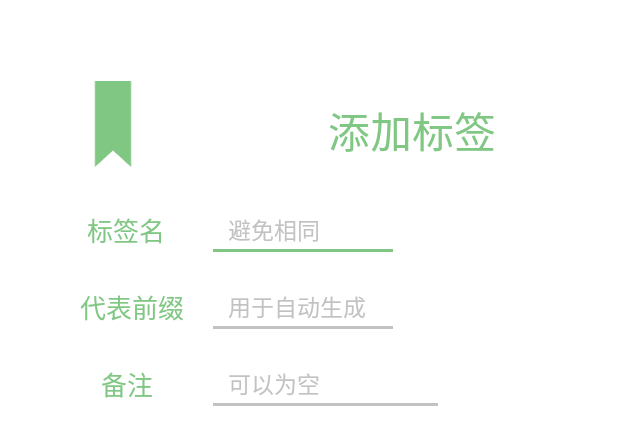
After one commit to KDL-in/ArSr, an Android app: the layout dialog_addtag.xml on its own in the app's theme, with its tools: preview values and no code run, on a phone screen of 412 x 824 dp. The commit adds this screen. Shown: the top 445 px of the screen. Run offline under Robolectric (Android 15) with nearby library versions, the phone set to English and light mode, and no system bars.

Commit message:
mainLog ing -addTag fin -upateUIData fin

```diff
--- a/app/src/main/java/com/arsr/arsr/adapter/NavigationRecyclerViewAdapter.java
+++ b/app/src/main/java/com/arsr/arsr/adapter/NavigationRecyclerViewAdapter.java
@@ -21,7 +21,6 @@ public class NavigationRecyclerViewAdapter extends RecyclerView.Adapter<Navigati
     public NavigationRecyclerViewAdapter(List<String> mData) {
         this.mData = mData;
     }
-
     @Override
     public MyViewHolder onCreateViewHolder(final ViewGroup parent, int viewType) {
         View view = LayoutInflater.from(parent.getContext()).inflate(R.layout.item_navigation_category, parent, false);
--- a/app/src/main/java/com/arsr/arsr/util/IOUtil.java
+++ b/app/src/main/java/com/arsr/arsr/util/IOUtil.java
@@ -335,6 +335,7 @@ public class IOUtil {
      * 取消最后一次微调
      */
     public static void cancelAdjustPointInTimeOf(Tag tag, Task task) {
+        if (task.getTimes()==0)return;
         int []args = getPointsInTimeOf(tag);
         int feelFlag = getAdjustRecord(task.getId());
         args[task.getTimes()-1] -= feelFlag;
--- a/app/src/main/java/com/arsr/arsr/util/ToastUtil.java
+++ b/app/src/main/java/com/arsr/arsr/util/ToastUtil.java
@@ -15,7 +15,6 @@ public class ToastUtil {
     private static Context mContext;
     static {
         mContext = MyApplication.getContext();
-
     }
     public static void makeSnackbar(View v, String doStr, final String undoStr, final OnSnackbarUndoListener listener) {
         Snackbar.make(v,doStr,Snackbar.LENGTH_LONG).setAction("Undo", new View.OnClickListener() {
@@ -27,6 +26,10 @@ public class ToastUtil {
         }).show();
     }
 
+    public static void makeToast(String s) {
+        Toast.makeText(mContext,s,Toast.LENGTH_SHORT).show();
+    }
+
     public interface OnSnackbarUndoListener{
         void run();
     }
--- /dev/null
+++ b/app/src/main/res/layout/dialog_addtag.xml
@@ -0,0 +1,163 @@
+<?xml version="1.0" encoding="utf-8"?>
+<android.support.constraint.ConstraintLayout xmlns:android="http://schemas.android.com/apk/res/android"
+    xmlns:app="http://schemas.android.com/apk/res-auto"
+    xmlns:tools="http://schemas.android.com/tools"
+    android:layout_width="match_parent"
+    android:layout_height="match_parent"
+    android:background="@color/white"
+    android:paddingBottom="33dp"
+    android:paddingTop="30dp"
+    tools:layout_editor_absoluteY="25dp">
+
+    <ImageView
+        android:id="@+id/imageView"
+        android:layout_width="60dp"
+        android:layout_height="59dp"
+        android:layout_marginEnd="8dp"
+        android:layout_marginLeft="16dp"
+        android:layout_marginStart="16dp"
+        android:layout_marginTop="24dp"
+        android:tint="@color/colorAssist"
+        app:layout_constraintEnd_toEndOf="parent"
+        app:layout_constraintHorizontal_bias="0.09"
+        app:layout_constraintLeft_toLeftOf="parent"
+        app:layout_constraintStart_toStartOf="parent"
+        app:layout_constraintTop_toTopOf="parent"
+        app:srcCompat="@drawable/bg_addtag" />
+
+    <TextView
+        android:id="@+id/textView"
+        android:layout_width="wrap_content"
+        android:layout_height="wrap_content"
+        android:layout_marginEnd="8dp"
+        android:layout_marginStart="8dp"
+        android:layout_marginTop="36dp"
+        android:text="添加标签"
+        android:textColor="@color/colorAssist"
+        android:textSize="28sp"
+        app:layout_constraintEnd_toEndOf="parent"
+        app:layout_constraintHorizontal_bias="0.51"
+        app:layout_constraintStart_toStartOf="@+id/guideline"
+        app:layout_constraintTop_toTopOf="parent" />
+
+    <EditText
+        android:id="@+id/edit_addTag_name"
+        style="@style/edit_add_dialog"
+        android:layout_width="120dp"
+        android:layout_height="wrap_content"
+        android:layout_marginStart="8dp"
+        android:layout_marginTop="16dp"
+        android:ems="10"
+        android:hint="避免相同"
+        android:inputType="text"
+        android:singleLine="true"
+        android:textSize="15sp"
+        app:layout_constraintStart_toStartOf="@+id/guideline"
+        app:layout_constraintTop_toTopOf="@+id/guideline2" />
+
+    <EditText
+        android:id="@+id/edit_addTag_prefix"
+        style="@style/edit_add_dialog"
+        android:layout_width="120dp"
+        android:layout_height="wrap_content"
+        android:layout_marginTop="17dp"
+        android:ems="10"
+        android:hint="用于自动生成"
+        android:inputType="text"
+        android:singleLine="true"
+        android:textSize="15sp"
+        app:layout_constraintEnd_toEndOf="@+id/edit_addTag_name"
+        app:layout_constraintHorizontal_bias="0.0"
+        app:layout_constraintLeft_toLeftOf="parent"
+        app:layout_constraintRight_toRightOf="parent"
+        app:layout_constraintStart_toStartOf="@+id/edit_addTag_name"
+        app:layout_constraintTop_toBottomOf="@+id/edit_addTag_name" />
+
+    <EditText
+        android:id="@+id/edit_addTag_note"
+        style="@style/edit_add_dialog"
+        android:layout_width="150dp"
+        android:layout_height="wrap_content"
+        android:layout_marginTop="17dp"
+        android:ems="10"
+        android:hint="可以为空"
+        android:inputType="text"
+        android:singleLine="true"
+        android:textSize="15sp"
+        app:layout_constraintEnd_toEndOf="@+id/edit_addTag_prefix"
+        app:layout_constraintHorizontal_bias="0.0"
+        app:layout_constraintLeft_toLeftOf="parent"
+        app:layout_constraintRight_toRightOf="parent"
+        app:layout_constraintStart_toStartOf="@+id/edit_addTag_prefix"
+        app:layout_constraintTop_toBottomOf="@+id/edit_addTag_prefix" />
+
+    <android.support.constraint.Guideline
+        android:id="@+id/guideline"
+        android:layout_width="wrap_content"
+        android:layout_height="wrap_content"
+        android:orientation="vertical"
+        app:layout_constraintGuide_begin="134dp" />
+
+    <android.support.constraint.Guideline
+        android:id="@+id/guideline2"
+        android:layout_width="wrap_content"
+        android:layout_height="wrap_content"
+        android:orientation="horizontal"
+        app:layout_constraintGuide_begin="90dp" />
+
+    <android.support.constraint.Guideline
+        android:id="@+id/guideline3"
+        android:layout_width="wrap_content"
+        android:layout_height="wrap_content"
+        android:orientation="horizontal"
+        app:layout_constraintGuide_begin="236dp" />
+
+    <TextView
+        android:id="@+id/textView2"
+        android:layout_width="wrap_content"
+        android:layout_height="wrap_content"
+        android:layout_marginBottom="8dp"
+        android:layout_marginEnd="24dp"
+        android:layout_marginTop="8dp"
+        android:text="标签名"
+        android:textColor="@color/colorAssist"
+        android:textSize="17sp"
+        app:layout_constraintBottom_toBottomOf="@+id/edit_addTag_name"
+        app:layout_constraintEnd_toStartOf="@+id/guideline"
+        app:layout_constraintTop_toTopOf="@+id/edit_addTag_name" />
+
+    <TextView
+        android:id="@+id/textView3"
+        android:layout_width="wrap_content"
+        android:layout_height="wrap_content"
+        android:layout_marginBottom="8dp"
+        android:layout_marginLeft="16dp"
+        android:layout_marginStart="8dp"
+        android:layout_marginTop="8dp"
+        android:text="代表前缀"
+        android:textColor="@color/colorAssist"
+        android:textSize="17sp"
+        app:layout_constraintBottom_toBottomOf="@+id/edit_addTag_prefix"
+        app:layout_constraintEnd_toEndOf="@+id/textView2"
+        app:layout_constraintLeft_toLeftOf="parent"
+        app:layout_constraintStart_toStartOf="@+id/textView2"
+        app:layout_constraintTop_toTopOf="@+id/edit_addTag_prefix" />
+
+    <TextView
+        android:id="@+id/textView4"
+        android:layout_width="wrap_content"
+        android:layout_height="wrap_content"
+        android:layout_marginBottom="8dp"
+        android:layout_marginEnd="8dp"
+        android:layout_marginStart="8dp"
+        android:layout_marginTop="8dp"
+        android:text="备注"
+        android:textColor="@color/colorAssist"
+        android:textSize="17sp"
+        app:layout_constraintBottom_toBottomOf="@+id/edit_addTag_note"
+        app:layout_constraintEnd_toEndOf="@+id/textView3"
+        app:layout_constraintHorizontal_bias="0.31"
+        app:layout_constraintStart_toStartOf="@+id/textView3"
+        app:layout_constraintTop_toTopOf="@+id/edit_addTag_note" />
+
+</android.support.constraint.ConstraintLayout>
--- a/app/src/main/res/values/styles.xml
+++ b/app/src/main/res/values/styles.xml
@@ -40,7 +40,10 @@
 
     <style name="edit_add_dialog" parent="Theme.AppCompat.Light">
         <item name="android:background">@drawable/bg_edit</item>
-        <item name="android:padding">5dp</item>
+        <item name="android:paddingLeft">10dp</item>
+        <item name="android:paddingTop">5dp</item>
+        <item name="android:paddingRight">5dp</item>
+        <item name="android:paddingBottom">5dp</item>
         <item name="android:textSize">20sp</item>
         <item name="android:inputType">text</item>
         <item name="android:singleLine">true</item>
```
Also changed, not shown: app/src/main/java/com/arsr/arsr/activity/MainActivity.java (+1 -6 lines), app/src/main/java/com/arsr/arsr/adapter/CategoryListRecyclerViewAdapter.java (+14 -4 lines), app/src/main/java/com/arsr/arsr/adapter/TaskListRecyclerViewAdapter.java (+6 -34 lines), app/src/main/java/com/arsr/arsr/costumview/ShareBottomDialog.java (+5 -11 lines), app/src/main/java/com/arsr/arsr/db/dao/CategoryDAO.java (+8 -10 lines), app/src/main/java/com/arsr/arsr/db/dao/DAO.java (+33 -2 lines), app/src/main/java/com/arsr/arsr/db/dao/TagDAO.java (+14 -9 lines), app/src/main/java/com/arsr/arsr/db/dao/TaskDAO.java (+11 -1 lines), app/src/main/java/com/arsr/arsr/listener/OnCategoryAddButtonListener.java (added, +77 -0 lines), app/src/main/java/com/arsr/arsr/util/ListUtil.java (+20 -9 lines), app/src/main/java/com/arsr/arsr/util/UIDataUtil.java (+30 -16 lines), app/src/main/res/layout/dialog_addtask.xml (renamed from app/src/main/res/layout/dialog_layout.xml, +11 -11 lines), app/src/main/res/drawable-xxhdpi/bg_addtag.png (added).
